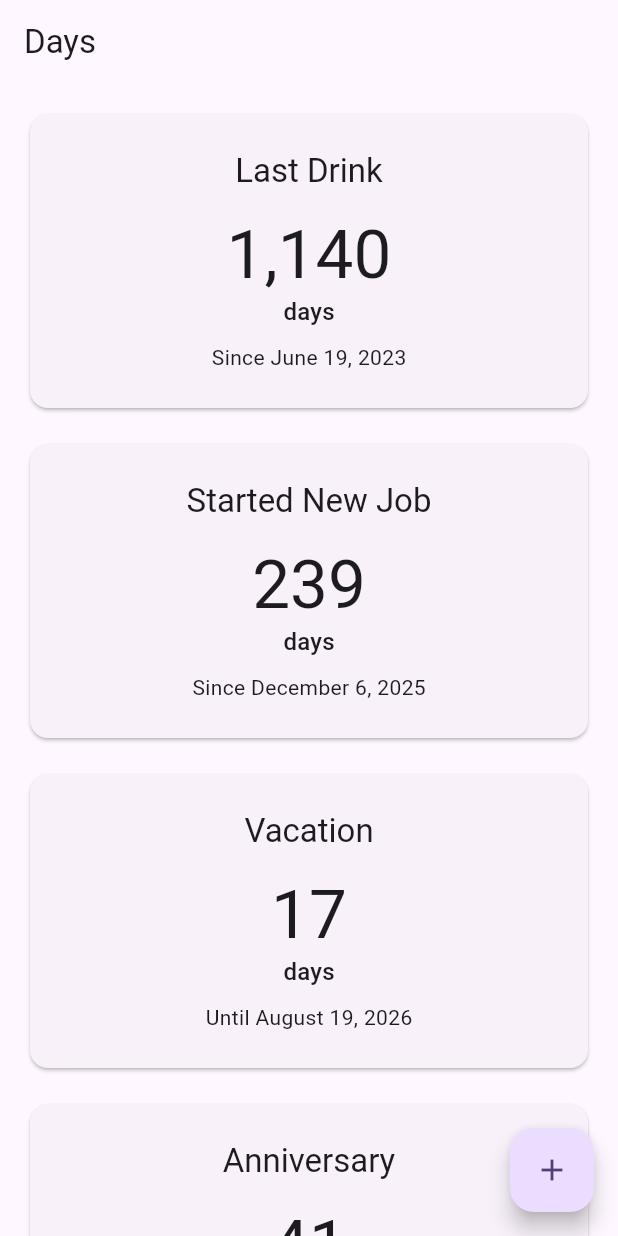
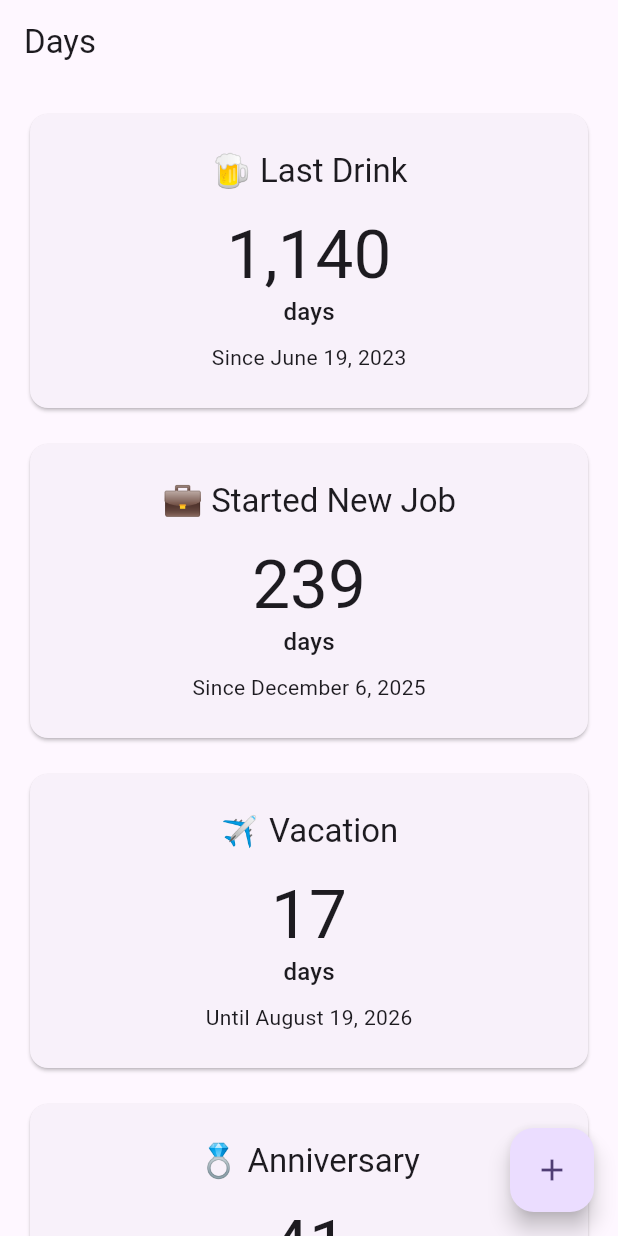
Before and after one commit to SeaOfLee/days_counter, a Flutter app: the screen it shows after launch, on a phone screen of 412 x 824 dp. Run offline on Flutter 3.47's test engine with Material 3 defaults, Android fonts, the phone set to English and light mode, and no system bars; our stand-ins replace flutter_riverpod.

Commit message:
Polish UI: emoji titles, empty state, dark mode support

```diff
--- a/lib/app.dart
+++ b/lib/app.dart
@@ -9,7 +9,16 @@ class App extends StatelessWidget {
   Widget build(BuildContext context) {
     return MaterialApp(
       title: 'Days',
-      theme: ThemeData(colorScheme: ColorScheme.fromSeed(seedColor: Colors.deepPurple)),
+      theme: ThemeData(
+        colorScheme: ColorScheme.fromSeed(seedColor: Colors.deepPurple),
+      ),
+      darkTheme: ThemeData(
+        colorScheme: ColorScheme.fromSeed(
+          seedColor: Colors.deepPurple,
+          brightness: Brightness.dark,
+        ),
+      ),
+      themeMode: ThemeMode.system,
       home: const EventListScreen(),
     );
   }
--- a/lib/widgets/event_card.dart
+++ b/lib/widgets/event_card.dart
@@ -17,6 +17,9 @@ class EventCard extends StatelessWidget {
     final directionLabel = event.direction == CountDirection.since
         ? 'Since ${formatDate(event.date)}'
         : 'Until ${formatDate(event.date)}';
+    final title = event.emoji == null
+        ? event.title
+        : '${event.emoji} ${event.title}';
 
     return Card(
       clipBehavior: Clip.antiAlias,
@@ -27,10 +30,7 @@ class EventCard extends StatelessWidget {
           child: Column(
             mainAxisSize: MainAxisSize.min,
             children: [
-              Text(
-                event.title,
-                style: Theme.of(context).textTheme.titleLarge,
-              ),
+              Text(title, style: Theme.of(context).textTheme.titleLarge),
               const SizedBox(height: 16),
               Text(
                 formatDayCount(days),
```
Also changed, not shown: lib/screens/event_list_screen.dart (+41 -1 lines), 3 other files.
